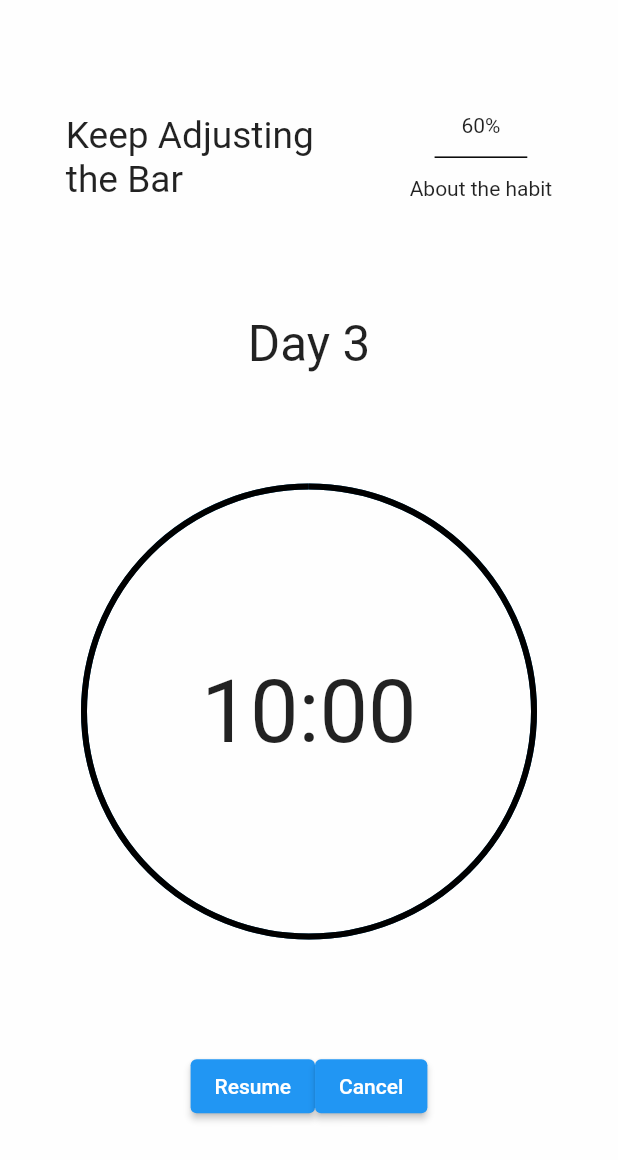
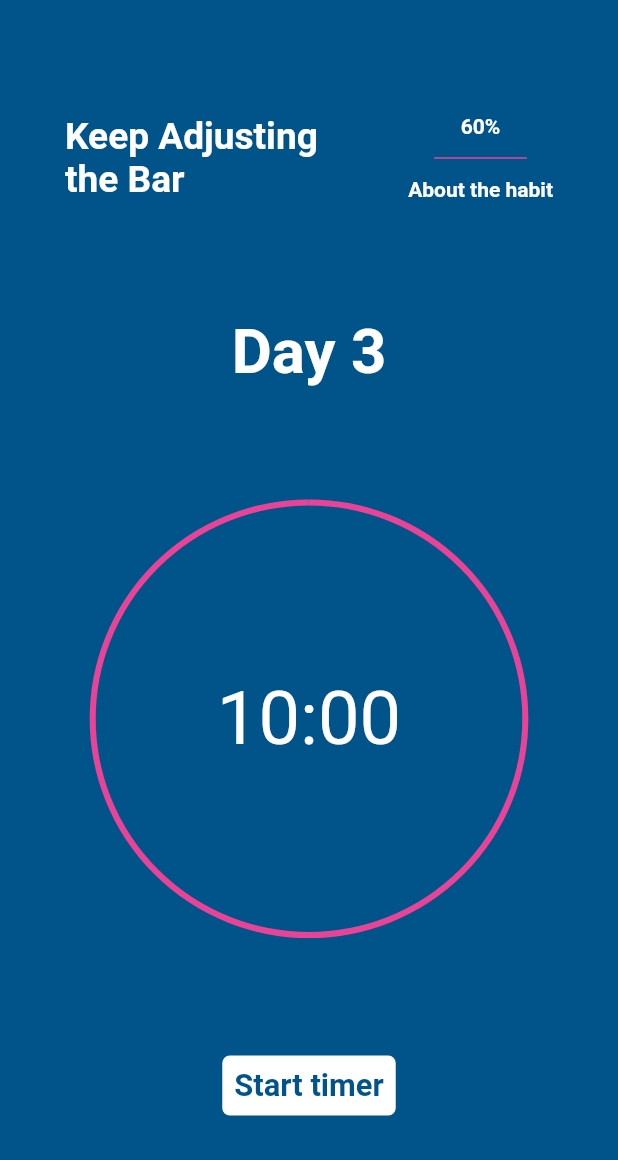
Before and after one commit to ralucatoma5/habits-of-a-happy-brain, a Flutter app: the TimerScreen screen opened directly, on a phone screen of 412 x 824 dp. Shown: the top 1160 px of the screen. Run offline on Flutter 3.47's test engine with Material 2 defaults, Android fonts, the phone set to English and light mode, and no system bars; our stand-ins replace cloud_firestore, firebase_core, gradient_borders, page_transition, top_snackbar_flutter; accounts and stored records are empty.

Commit message:
changed timer design

```diff
--- a/lib/const.dart
+++ b/lib/const.dart
@@ -127,3 +127,18 @@ const BoxShadow buttonShadow = BoxShadow(
   spreadRadius: 2.0,
   offset: Offset(4, 4),
 );
+
+buttonStyle(Color color) {
+  return TextButton.styleFrom(
+    backgroundColor: color,
+    shape: const RoundedRectangleBorder(
+        borderRadius: BorderRadius.all(Radius.circular(5))),
+  );
+}
+
+buttonTextStyle(Color color, double font) {
+  return TextStyle(
+      color: color,
+      fontWeight: FontWeight.w600,
+      fontSize: SizeConfig.safeBlockHorizontal! * font);
+}
--- a/lib/screens/home_screen.dart
+++ b/lib/screens/home_screen.dart
@@ -43,10 +43,8 @@ class _HomeScreenState extends State<HomeScreen> {
                 List<QueryDocumentSnapshot> listQueryDocumentSnapshot =
                     querySnapshot.docs;
                 return currentIndex == 0
-                    ? SignInScreen()
-                    //ReadingScreen(listQueryDocumentSnapshot)
-                    : SignUp();
-                //TimerScreen();
+                    ? ReadingScreen(listQueryDocumentSnapshot)
+                    : TimerScreen();
               }
               return const Center(
                 child: CircularProgressIndicator(),
--- a/lib/screens/timer_screen.dart
+++ b/lib/screens/timer_screen.dart
@@ -41,6 +41,7 @@ class _TimerScreenState extends State<TimerScreen> {
   @override
   Widget build(BuildContext context) {
     return Scaffold(
+      backgroundColor: blue,
       body: Column(
         mainAxisAlignment: MainAxisAlignment.spaceEvenly,
         crossAxisAlignment: CrossAxisAlignment.center,
@@ -51,22 +52,29 @@ class _TimerScreenState extends State<TimerScreen> {
               SizedBox(
                 width: horizontalBlock * 45,
                 child: Text('Keep Adjusting the Bar',
-                    style: TextStyle(fontSize: verticalBlock * 3)),
+                    style: TextStyle(
+                        fontSize: verticalBlock * 3,
+                        color: Colors.white,
+                        fontWeight: FontWeight.w700)),
               ),
               Column(
                 children: [
-                  const Text('60%'),
+                  const Text('60%',
+                      style: TextStyle(
+                          color: Colors.white, fontWeight: FontWeight.w600)),
                   Padding(
                     padding:
                         EdgeInsets.symmetric(vertical: verticalBlock * 1.5),
                     child: Container(
                       height: 1.0,
                       width: horizontalBlock * 15,
-                      color: Colors.black,
+                      color: pink,
                     ),
                   ),
                   GestureDetector(
-                    child: Text('About the habit'),
+                    child: Text('About the habit',
+                        style: TextStyle(
+                            color: Colors.white, fontWeight: FontWeight.w600)),
                     onTap: () {
                       Navigator.push(
                         context,
@@ -78,7 +86,11 @@ class _TimerScreenState extends State<TimerScreen> {
               ),
             ],
           ),
-          Text('Day 3', style: TextStyle(fontSize: verticalBlock * 4)),
+          Text('Day 3',
+              style: TextStyle(
+                  fontSize: verticalBlock * 5,
+                  color: Colors.white,
+                  fontWeight: FontWeight.w700)),
           buildTimer(),
           buildButtons()
         ],
@@ -88,42 +100,51 @@ class _TimerScreenState extends State<TimerScreen> {
 
   Widget buildButtons() {
     final isRunning = timer == null ? false : timer!.isActive;
-    final isCompleted = duration.inSeconds == 0 || duration.inSeconds == 5;
+    final isCompleted = duration.inSeconds == 0 || duration.inMinutes == 10;
     return isRunning || !isCompleted
         ? Row(
             mainAxisAlignment: MainAxisAlignment.center,
             children: [
-              ElevatedButton(
-                  child: Text(isRunning ? 'Pause' : 'Resume'),
+              TextButton(
                 onPressed: () {
                   isRunning
                       ? stopTimer(reset: false)
                       : startTimer(reset: false);
-                  }),
-              ElevatedButton(
-                  child: Text('Cancel'),
+                },
+                style: buttonStyle(Colors.white),
+                child: Text(isRunning ? 'Pause' : 'Resume',
+                    style: buttonTextStyle(blue, 5)),
+              ),
+              SizedBox(
+                width: horizontalBlock * 10,
+              ),
+              TextButton(
                 onPressed: () {
                   stopTimer();
-                  }),
+                },
+                style: buttonStyle(Colors.white),
+                child: Text('Cancel', style: buttonTextStyle(blue, 5)),
+              ),
             ],
           )
-        : ElevatedButton(
-            child: Text('Start timer'),
+        : TextButton(
+            style: buttonStyle(Colors.white),
+            child: Text('Start timer', style: buttonTextStyle(blue, 5)),
             onPressed: () {
               startTimer();
             });
   }
 
   Widget buildTimer() => SizedBox(
-        width: 300,
-        height: 300,
+        width: verticalBlock * 35,
+        height: verticalBlock * 35,
         child: Stack(
           fit: StackFit.expand,
           children: [
             CircularProgressIndicator(
-              valueColor: AlwaysStoppedAnimation(Colors.black),
+              valueColor: AlwaysStoppedAnimation(pink),
               value: duration.inSeconds / 600,
-              backgroundColor: blue,
+              backgroundColor: Color.fromARGB(255, 25, 95, 139),
             ),
             Center(child: buildTime())
           ],
@@ -136,7 +157,7 @@ class _TimerScreenState extends State<TimerScreen> {
     final seconds = twoDigits(duration.inSeconds.remainder(60));
     return Text(
       '$minutes:$seconds',
-      style: TextStyle(fontSize: verticalBlock * 7),
+      style: TextStyle(fontSize: verticalBlock * 6, color: Colors.white),
     );
   }
 }
```
Lines whose indentation alone changed are shown as unchanged.
